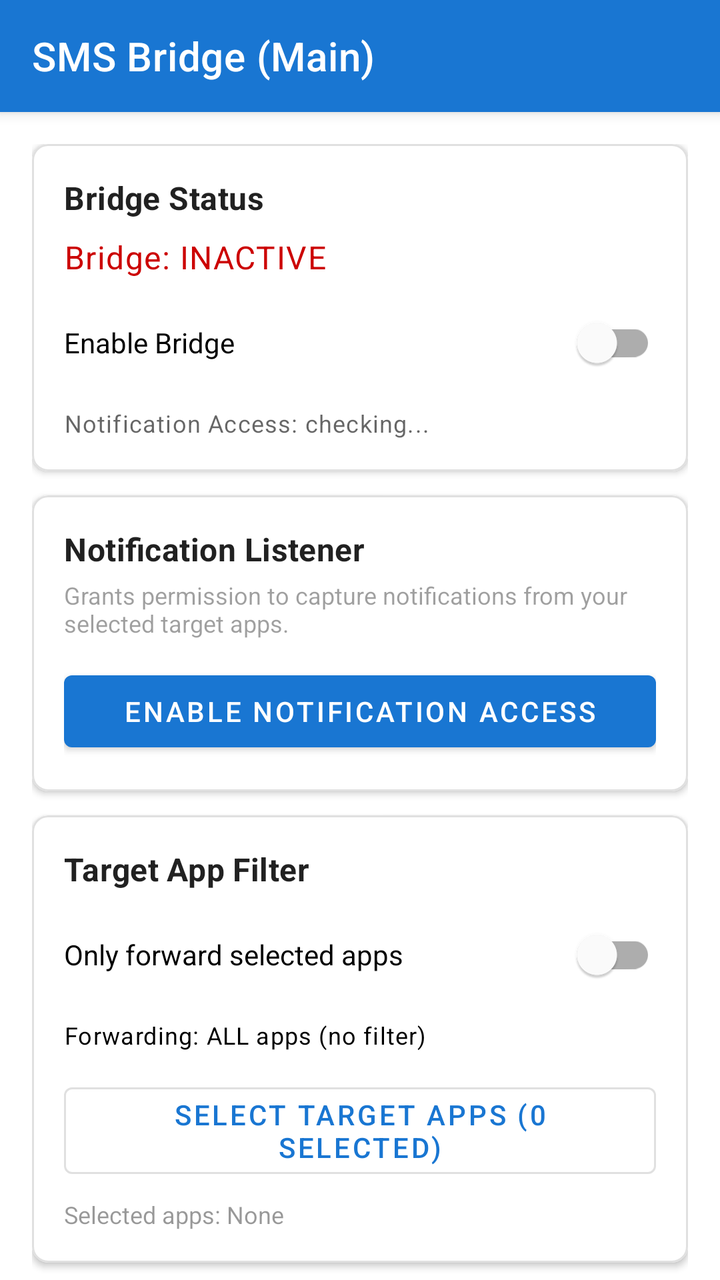
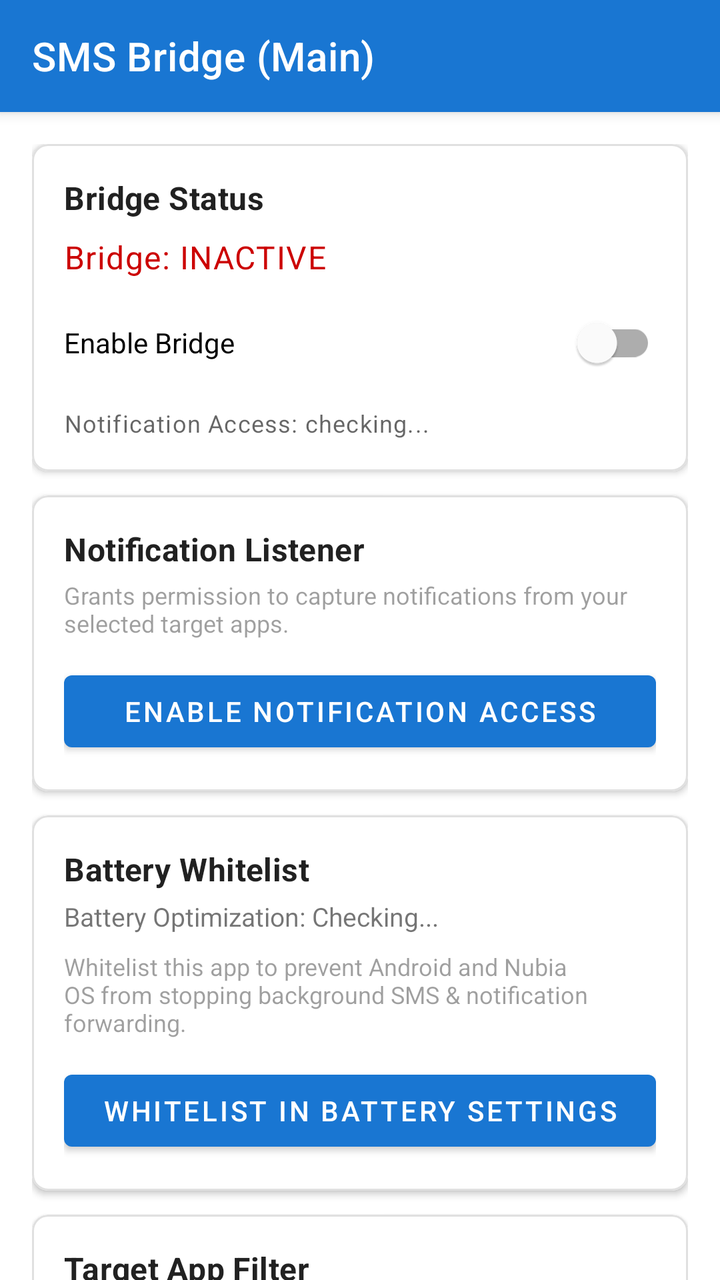

The first picture is an Android layout as it rendered before a commit; the second is the same layout after the commit. The layout source and the unified diff follow.
<!-- AndroidManifest.xml: application theme Theme.SMSBridge -->
<!-- res/layout/activity_main.xml -->
<?xml version="1.0" encoding="utf-8"?>
<androidx.coordinatorlayout.widget.CoordinatorLayout
    xmlns:android="http://schemas.android.com/apk/res/android"
    xmlns:app="http://schemas.android.com/apk/res-auto"
    xmlns:tools="http://schemas.android.com/tools"
    android:layout_width="match_parent"
    android:layout_height="match_parent"
    tools:context=".MainActivity">

    <com.google.android.material.appbar.AppBarLayout
        android:layout_width="match_parent"
        android:layout_height="wrap_content">

        <androidx.appcompat.widget.Toolbar
            android:id="@+id/toolbar"
            android:layout_width="match_parent"
            android:layout_height="?attr/actionBarSize"
            android:background="@color/colorPrimary"
            android:elevation="4dp"
            android:theme="@style/ThemeOverlay.AppCompat.Dark.ActionBar"
            app:title="SMS Bridge (Main)"
            app:titleTextColor="@android:color/white"/>

    </com.google.android.material.appbar.AppBarLayout>

    <androidx.core.widget.NestedScrollView
        android:layout_width="match_parent"
        android:layout_height="match_parent"
        app:layout_behavior="@string/appbar_scrolling_view_behavior">

        <LinearLayout
            android:layout_width="match_parent"
            android:layout_height="wrap_content"
            android:orientation="vertical"
            android:padding="16dp">

            
            <com.google.android.material.card.MaterialCardView
                android:layout_width="match_parent"
                android:layout_height="wrap_content"
                android:layout_marginBottom="12dp"
                app:cardCornerRadius="8dp"
                app:cardElevation="2dp"
                app:strokeWidth="1dp"
                app:strokeColor="@color/colorOutline">

                <LinearLayout
                    android:layout_width="match_parent"
                    android:layout_height="wrap_content"
                    android:orientation="vertical"
                    android:padding="16dp">

                    <TextView
                        android:layout_width="match_parent"
                        android:layout_height="wrap_content"
                        android:text="Bridge Status"
                        android:textAppearance="@style/TextAppearance.MaterialComponents.Subtitle1"
                        android:textStyle="bold"
                        android:layout_marginBottom="8dp"/>

                    <TextView
                        android:id="@+id/tvBridgeStatus"
                        android:layout_width="match_parent"
                        android:layout_height="wrap_content"
                        android:text="Bridge: INACTIVE"
                        android:textAppearance="@style/TextAppearance.MaterialComponents.Body1"
                        android:textColor="@android:color/holo_red_dark"
                        android:layout_marginBottom="8dp"/>

                    <com.google.android.material.switchmaterial.SwitchMaterial
                        android:id="@+id/switchBridge"
                        android:layout_width="match_parent"
                        android:layout_height="wrap_content"
                        android:text="Enable Bridge"
                        android:layout_marginBottom="8dp"/>

                    <TextView
                        android:id="@+id/tvNotifStatus"
                        android:layout_width="match_parent"
                        android:layout_height="wrap_content"
                        android:text="Notification Access: checking..."
                        android:textAppearance="@style/TextAppearance.MaterialComponents.Caption"/>

                </LinearLayout>
            </com.google.android.material.card.MaterialCardView>

            
            <com.google.android.material.card.MaterialCardView
                android:layout_width="match_parent"
                android:layout_height="wrap_content"
                android:layout_marginBottom="12dp"
                app:cardCornerRadius="8dp"
                app:cardElevation="2dp"
                app:strokeWidth="1dp"
                app:strokeColor="@color/colorOutline">

                <LinearLayout
                    android:layout_width="match_parent"
                    android:layout_height="wrap_content"
                    android:orientation="vertical"
                    android:padding="16dp">

                    <TextView
                        android:layout_width="match_parent"
                        android:layout_height="wrap_content"
                        android:text="Notification Listener"
                        android:textAppearance="@style/TextAppearance.MaterialComponents.Subtitle1"
                        android:textStyle="bold"
                        android:layout_marginBottom="4dp"/>

                    <TextView
                        android:layout_width="match_parent"
                        android:layout_height="wrap_content"
                        android:text="Grants permission to capture notifications from your selected target apps."
                        android:textSize="12sp"
                        android:alpha="0.7"
                        android:layout_marginBottom="12dp"/>

                    <Button
                        android:id="@+id/btnNotifSettings"
                        style="@style/Widget.MaterialComponents.Button"
                        android:layout_width="match_parent"
                        android:layout_height="wrap_content"
                        android:text="Enable Notification Access"/>

                </LinearLayout>
            </com.google.android.material.card.MaterialCardView>

            
            <com.google.android.material.card.MaterialCardView
                android:layout_width="match_parent"
                android:layout_height="wrap_content"
                android:layout_marginBottom="12dp"
                app:cardCornerRadius="8dp"
                app:cardElevation="2dp"
                app:strokeWidth="1dp"
                app:strokeColor="@color/colorOutline">

                <LinearLayout
                    android:layout_width="match_parent"
                    android:layout_height="wrap_content"
                    android:orientation="vertical"
                    android:padding="16dp">

                    <TextView
                        android:layout_width="match_parent"
                        android:layout_height="wrap_content"
                        android:text="Target App Filter"
                        android:textAppearance="@style/TextAppearance.MaterialComponents.Subtitle1"
                        android:textStyle="bold"
                        android:layout_marginBottom="8dp"/>

                    <com.google.android.material.switchmaterial.SwitchMaterial
                        android:id="@+id/switchFilter"
                        android:layout_width="match_parent"
                        android:layout_height="wrap_content"
                        android:text="Only forward selected apps"
                        android:layout_marginBottom="8dp"/>

                    <TextView
                        android:id="@+id/tvFilterHint"
                        android:layout_width="match_parent"
                        android:layout_height="wrap_content"
                        android:text="Forwarding: ALL apps (no filter)"
                        android:textAppearance="@style/TextAppearance.MaterialComponents.Caption"
                        android:textColor="?attr/colorOnSurface"
                        android:layout_marginBottom="12dp"/>

                    
                    <com.google.android.material.button.MaterialButton
                        android:id="@+id/btnSelectApps"
                        style="@style/Widget.MaterialComponents.Button.OutlinedButton"
                        android:layout_width="match_parent"
                        android:layout_height="wrap_content"
                        android:text="Select Target Apps (0 selected)"
                        android:layout_marginBottom="6dp"/>

                    
                    <TextView
                        android:id="@+id/tvSelectedAppsSummary"
                        android:layout_width="match_parent"
                        android:layout_height="wrap_content"
                        android:textSize="12sp"
                        android:alpha="0.75"
                        android:lineSpacingMultiplier="1.2"
                        android:text="Selected apps: None"/>

                </LinearLayout>
            </com.google.android.material.card.MaterialCardView>

            
            <com.google.android.material.card.MaterialCardView
                android:layout_width="match_parent"
                android:layout_height="wrap_content"
                android:layout_marginBottom="12dp"
                app:cardCornerRadius="8dp"
                app:cardElevation="2dp"
                app:strokeWidth="1dp"
                app:strokeColor="@color/colorOutline">

                <LinearLayout
                    android:layout_width="match_parent"
                    android:layout_height="wrap_content"
                    android:orientation="vertical"
                    android:padding="16dp">

                    <TextView
                        android:layout_width="match_parent"
                        android:layout_height="wrap_content"
                        android:text="Recent Messages (Last 3)"
                        android:textAppearance="@style/TextAppearance.MaterialComponents.Subtitle1"
                        android:textStyle="bold"
                        android:layout_marginBottom="8dp"/>

                    <androidx.recyclerview.widget.RecyclerView
                        android:id="@+id/rvMessages"
                        android:layout_width="match_parent"
                        android:layout_height="wrap_content"
                        android:nestedScrollingEnabled="false"/>

                    <Button
                        android:id="@+id/btnClearMessages"
                        style="@style/Widget.MaterialComponents.Button.TextButton"
                        android:layout_width="wrap_content"
                        android:layout_height="wrap_content"
                        android:layout_gravity="end"
                        android:text="Clear"
                        android:layout_marginTop="4dp"/>

                </LinearLayout>
            </com.google.android.material.card.MaterialCardView>

        </LinearLayout>
    </androidx.core.widget.NestedScrollView>

</androidx.coordinatorlayout.widget.CoordinatorLayout>
<!-- resources referenced by this layout -->
<resources>
  <color name="colorOutline">#E0E0E0</color>
  <color name="colorPrimary">#1976D2</color>
  <style name="Theme.SMSBridge" parent="Theme.MaterialComponents.DayNight.NoActionBar">
          <item name="colorPrimary">@color/colorPrimary</item>
          <item name="colorPrimaryDark">@color/colorPrimaryDark</item>
          <item name="colorAccent">@color/colorAccent</item>
          <item name="colorOutline">@color/colorOutline</item>
      </style>
  <color name="colorPrimaryDark">#1565C0</color>
  <color name="colorAccent">#FF4081</color>
</resources>

<!-- the commit's change to res/layout/activity_main.xml (unified diff, before → after) -->
@@ -145,6 +145,56 @@
                     <TextView
                         android:layout_width="match_parent"
                         android:layout_height="wrap_content"
+                        android:text="Battery Whitelist"
+                        android:textAppearance="@style/TextAppearance.MaterialComponents.Subtitle1"
+                        android:textStyle="bold"
+                        android:layout_marginBottom="4dp"/>
+
+                    <TextView
+                        android:id="@+id/tvBatteryStatus"
+                        android:layout_width="match_parent"
+                        android:layout_height="wrap_content"
+                        android:text="Battery Optimization: Checking..."
+                        android:textSize="13sp"
+                        android:layout_marginBottom="8dp"/>
+
+                    <TextView
+                        android:layout_width="match_parent"
+                        android:layout_height="wrap_content"
+                        android:text="Whitelist this app to prevent Android and Nubia OS from stopping background SMS &amp; notification forwarding."
+                        android:textSize="12sp"
+                        android:alpha="0.7"
+                        android:layout_marginBottom="12dp"/>
+
+                    <Button
+                        android:id="@+id/btnBatterySettings"
+                        style="@style/Widget.MaterialComponents.Button"
+                        android:layout_width="match_parent"
+                        android:layout_height="wrap_content"
+                        android:text="Whitelist in Battery Settings"/>
+
+                </LinearLayout>
+            </com.google.android.material.card.MaterialCardView>
+
+            
+            <com.google.android.material.card.MaterialCardView
+                android:layout_width="match_parent"
+                android:layout_height="wrap_content"
+                android:layout_marginBottom="12dp"
+                app:cardCornerRadius="8dp"
+                app:cardElevation="2dp"
+                app:strokeWidth="1dp"
+                app:strokeColor="@color/colorOutline">
+
+                <LinearLayout
+                    android:layout_width="match_parent"
+                    android:layout_height="wrap_content"
+                    android:orientation="vertical"
+                    android:padding="16dp">
+
+                    <TextView
+                        android:layout_width="match_parent"
+                        android:layout_height="wrap_content"
                         android:text="Target App Filter"
                         android:textAppearance="@style/TextAppearance.MaterialComponents.Subtitle1"
                         android:textStyle="bold"
